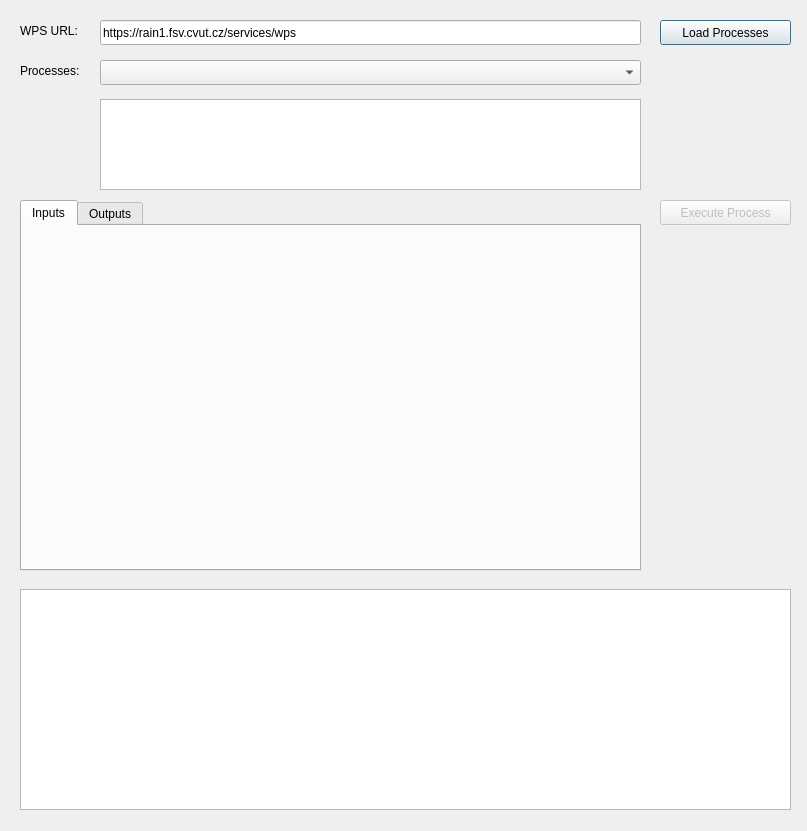
First picture: the form in wps_dialog_base.ui, repository pixalytics-ltd/qgis-wps-plugin, before the edit.
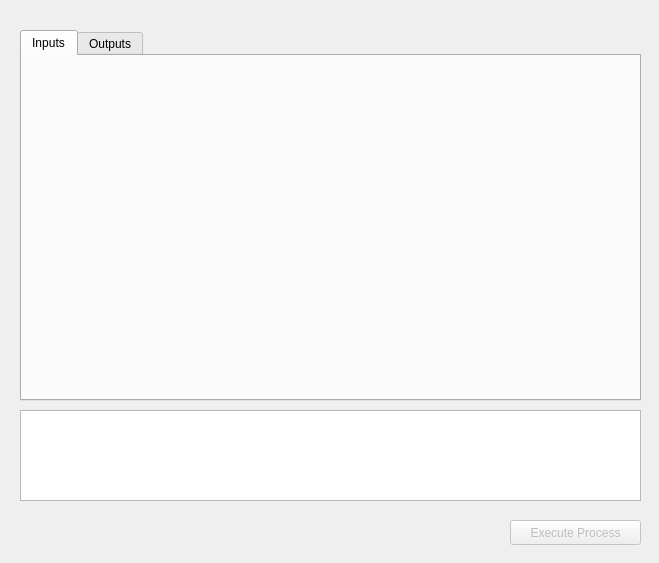
Second picture: the form after the edit.

Patch:
```diff
--- a/wps_dialog_base.ui
+++ b/wps_dialog_base.ui
@@ -6,8 +6,8 @@
    <rect>
     <x>0</x>
     <y>0</y>
-    <width>807</width>
-    <height>831</height>
+    <width>659</width>
+    <height>563</height>
    </rect>
   </property>
   <property name="windowTitle">
@@ -29,73 +29,11 @@
     <bool>true</bool>
    </property>
   </widget>
-  <widget class="QLineEdit" name="lineEditWpsUrl">
-   <property name="geometry">
-    <rect>
-     <x>100</x>
-     <y>20</y>
-     <width>541</width>
-     <height>25</height>
-    </rect>
-   </property>
-   <property name="text">
-    <string>https://rain1.fsv.cvut.cz/services/wps</string>
-   </property>
-  </widget>
-  <widget class="QLabel" name="labelWpsUrl">
-   <property name="geometry">
-    <rect>
-     <x>20</x>
-     <y>20</y>
-     <width>71</width>
-     <height>21</height>
-    </rect>
-   </property>
-   <property name="text">
-    <string>WPS URL:</string>
-   </property>
-  </widget>
-  <widget class="QPushButton" name="pushButtonLoadProcesses">
-   <property name="geometry">
-    <rect>
-     <x>660</x>
-     <y>20</y>
-     <width>131</width>
-     <height>25</height>
-    </rect>
-   </property>
-   <property name="text">
-    <string>Load Processes</string>
-   </property>
-  </widget>
-  <widget class="QLabel" name="labelProcesses">
-   <property name="geometry">
-    <rect>
-     <x>20</x>
-     <y>60</y>
-     <width>71</width>
-     <height>21</height>
-    </rect>
-   </property>
-   <property name="text">
-    <string>Processes:</string>
-   </property>
-  </widget>
-  <widget class="QComboBox" name="comboBoxProcesses">
-   <property name="geometry">
-    <rect>
-     <x>100</x>
-     <y>60</y>
-     <width>541</width>
-     <height>25</height>
-    </rect>
-   </property>
-  </widget>
   <widget class="QTabWidget" name="tabWidget">
    <property name="geometry">
     <rect>
      <x>20</x>
-     <y>200</y>
+     <y>30</y>
      <width>621</width>
      <height>371</height>
     </rect>
@@ -120,8 +58,8 @@
    </property>
    <property name="geometry">
     <rect>
-     <x>660</x>
-     <y>200</y>
+     <x>510</x>
+     <y>520</y>
      <width>131</width>
      <height>25</height>
     </rect>
@@ -134,18 +72,8 @@
    <property name="geometry">
     <rect>
      <x>20</x>
-     <y>589</y>
-     <width>771</width>
-     <height>221</height>
-    </rect>
-   </property>
-  </widget>
-  <widget class="QTextEdit" name="textEditProcessDescription">
-   <property name="geometry">
-    <rect>
-     <x>100</x>
-     <y>99</y>
-     <width>541</width>
+     <y>410</y>
+     <width>621</width>
      <height>91</height>
     </rect>
    </property>
```
Left out of the diff: 2 changed lines with no effect on the pictures.
